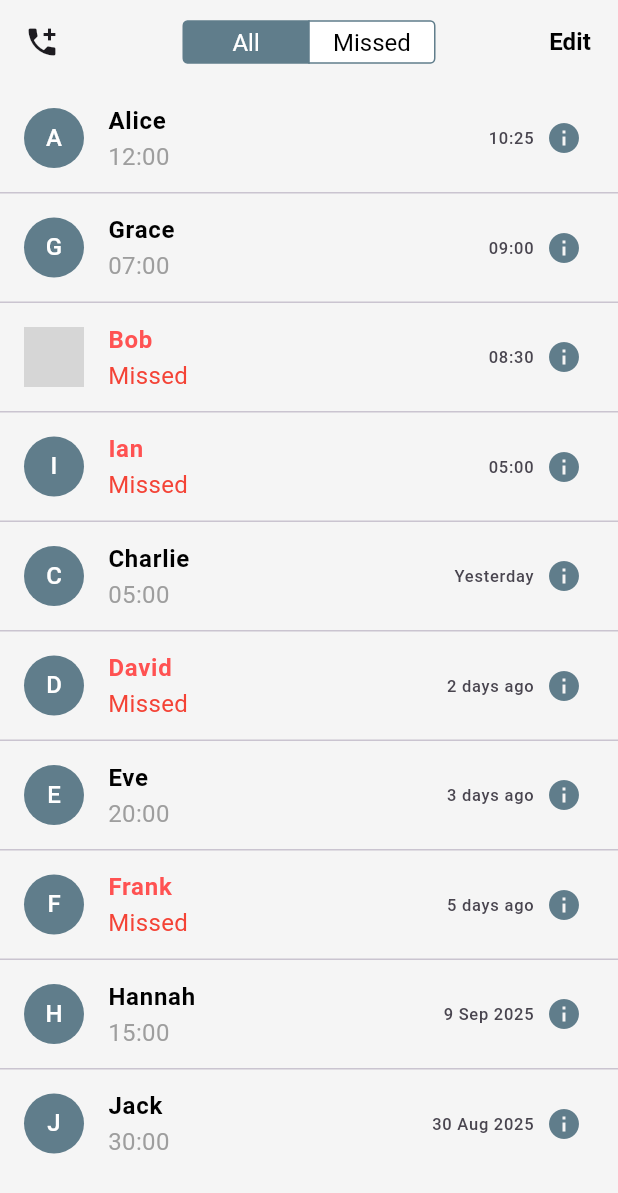
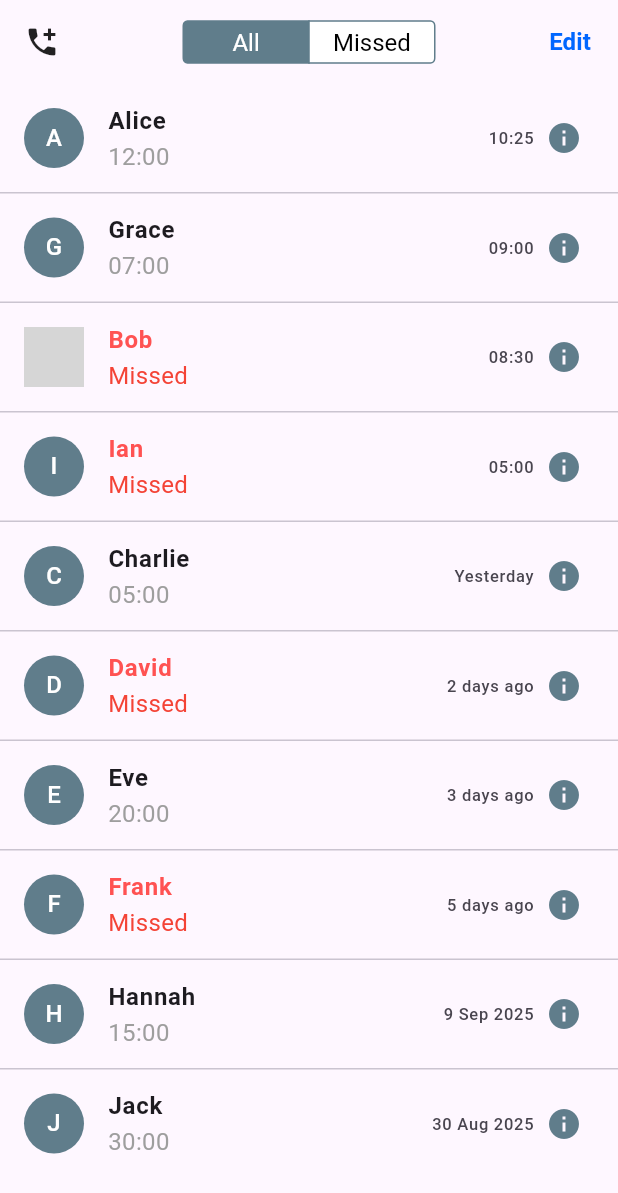
Before and after one commit to canhainst/Contact-List, a Flutter app: the CallsScreen screen opened directly, on a phone screen of 412 x 824 dp. Shown: the top 1193 px of the screen. Run offline on Flutter 3.47's test engine with Material 3 defaults, Android fonts, the phone set to English and light mode, and no system bars; our stand-ins replace flutter_bloc, flutter_slidable, image_picker, shimmer; network calls fail; grey boxes are pictures that could not be loaded.

Commit message:
feat: UI theme

```diff
--- a/lib/core/resources/languages/vi.json
+++ b/lib/core/resources/languages/vi.json
@@ -6,7 +6,7 @@
         "sign_in": "Đăng nhập",
         "remember_me": "Nhớ mật khẩu",
         "forget_pwd": "Quên mật khẩu?",
-        "or_continue_with": "Hoặc tiếp tuc với",
+        "or_continue_with": "Hoặc tiếp tục với",
         "no_account": "Không có tài khoản?",
         "sign_up": "Tạo tài khoản mới"
     },
--- a/lib/presentation/screens/calls/calls_screen.dart
+++ b/lib/presentation/screens/calls/calls_screen.dart
@@ -33,11 +33,12 @@ class _CallsScreenState extends State<CallsScreen> {
   @override
   Widget build(BuildContext context) {
     var localizations = AppLocalizations.of(context)!;
+    final theme = Theme.of(context);
 
     return Scaffold(
-      backgroundColor: Colors.grey[100],
+      backgroundColor: theme.colorScheme.surface,
       appBar: AppBar(
-        backgroundColor: Colors.grey[100],
+        backgroundColor: theme.colorScheme.surface,
         elevation: 0,
         centerTitle: true,
         title: CupertinoSegmentedControl<int>(
@@ -76,7 +77,7 @@ class _CallsScreenState extends State<CallsScreen> {
           onPressed: () {
             showNewCallBottomSheet(context);
           },
-          icon: Icon(Icons.add_call, size: 24),
+          icon: Icon(Icons.add_call, size: 24, color: theme.iconTheme.color),
         ),
         actions: [
           TextButton(
@@ -91,7 +92,7 @@ class _CallsScreenState extends State<CallsScreen> {
                 'calls_screen.${editState ? 'cancel' : 'edit'}',
               ),
               style: TextStyle(
-                color: Colors.black,
+                color: theme.primaryColor,
                 fontSize: 16,
                 fontWeight: FontWeight.bold,
               ),
@@ -127,8 +128,13 @@ class _CallsScreenState extends State<CallsScreen> {
                 itemBuilder: (context, index) {
                   final call = filteredCalls[index];
                   return ListTile(
-                    leading: editState
-                        ? Checkbox(
+                    leading: Row(
+                      mainAxisSize: MainAxisSize.min,
+                      children: [
+                        editState
+                            ? Padding(
+                                padding: EdgeInsetsGeometry.only(right: 8),
+                                child: Checkbox(
                                   shape: CircleBorder(),
                                   materialTapTargetSize:
                                       MaterialTapTargetSize.shrinkWrap,
@@ -142,8 +148,10 @@ class _CallsScreenState extends State<CallsScreen> {
                                       }
                                     });
                                   },
+                                ),
                               )
-                        : CircleAvatar(
+                            : SizedBox(),
+                        CircleAvatar(
                           backgroundColor: Colors.blueGrey,
                           backgroundImage: call.contact.avatarUrl != null
                               ? NetworkImage(call.contact.avatarUrl!)
@@ -155,11 +163,15 @@ class _CallsScreenState extends State<CallsScreen> {
                                 )
                               : null,
                         ),
+                      ],
+                    ),
                     title: Text(
                       call.contact.name,
                       style: AppTextStyles.body.copyWith(
                         fontWeight: FontWeight.bold,
-                        color: call.isMissed ? Colors.redAccent : Colors.black,
+                        color: call.isMissed
+                            ? Colors.redAccent
+                            : theme.textTheme.bodyLarge!.color,
                       ),
                     ),
                     subtitle: Text(
```
Also changed, not shown: lib/core/theme/app_theme_cubit.dart (+24 -1 lines), lib/presentation/screens/calls/new_call_bottom_sheet.dart (+15 -3 lines), lib/presentation/screens/contact/contacts_screen.dart (+10 -2 lines), lib/presentation/screens/message/conversations_screen.dart (+11 -2 lines), lib/presentation/screens/message/new_chat_bottom_sheet.dart (+17 -3 lines), lib/presentation/screens/setting/settings_screen.dart (+14 -9 lines), lib/presentation/widgets/app_search_bar.dart (added). Lines whose indentation alone changed are shown as unchanged.
